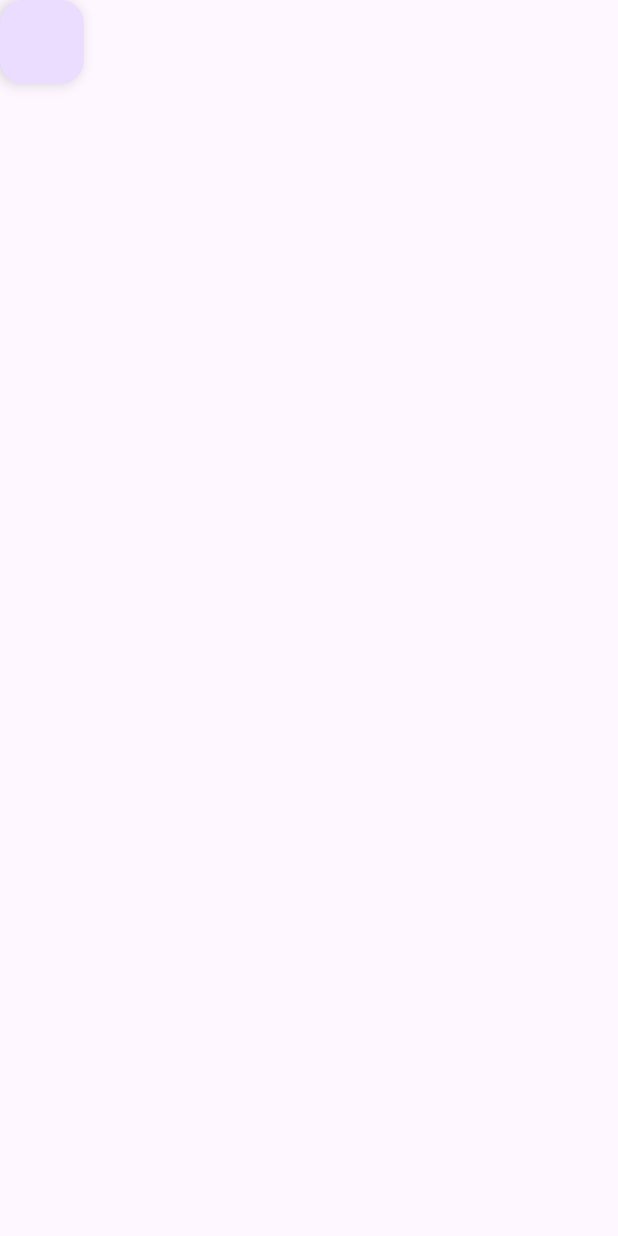
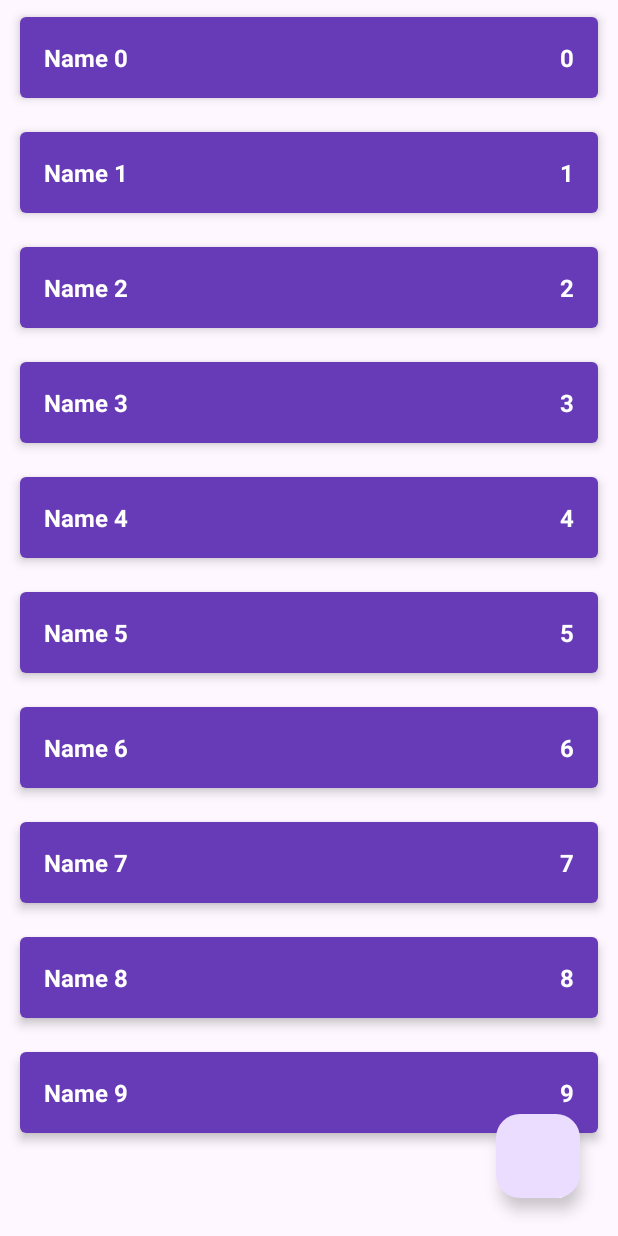
Before and after one commit to gipnozhard/ShoppingList, an Android app: the screen it shows after launch (MainActivity), on a phone screen of 412 x 824 dp. Run offline under Robolectric (Android 15) with nearby library versions, the phone set to English and light mode, and no system bars.

Commit message:
Реализация списков через LinearLayout

```diff
--- a/app/src/main/java/com/example/shoppinglist/data/ShopListRepositoryIml.kt
+++ b/app/src/main/java/com/example/shoppinglist/data/ShopListRepositoryIml.kt
@@ -8,8 +8,8 @@ import com.example.shoppinglist.domain.ShopListRepository
 object ShopListRepositoryIml: ShopListRepository {
 
     private val shopListLD = MutableLiveData<List<ShopItem>>()
-
-    private val shopList = mutableListOf<ShopItem>()
+    //private val shopList = mutableListOf<ShopItem>()
+    private val shopList = sortedSetOf<ShopItem>({ o1, o2 -> o1.id.compareTo(o2.id) })
     private var autoIncrementId = 0
 
     init {
--- a/app/src/main/java/com/example/shoppinglist/presentation/MainActivity.kt
+++ b/app/src/main/java/com/example/shoppinglist/presentation/MainActivity.kt
@@ -3,24 +3,52 @@ package com.example.shoppinglist.presentation
 import androidx.appcompat.app.AppCompatActivity
 import android.os.Bundle
 import android.util.Log
+import android.view.LayoutInflater
+import android.widget.LinearLayout
+import android.widget.TextView
 import androidx.lifecycle.ViewModelProvider
 import com.example.shoppinglist.R
+import com.example.shoppinglist.domain.ShopItem
 
 class MainActivity : AppCompatActivity() {
     private lateinit var viewModel: MainViewModel
+    private lateinit var llShopList: LinearLayout
 
-    private var count = 0
+    //private var count = 0
     override fun onCreate(savedInstanceState: Bundle?) {
         super.onCreate(savedInstanceState)
         setContentView(R.layout.activity_main)
+        llShopList = findViewById(R.id.ll_shop_list)
         viewModel = ViewModelProvider(this)[MainViewModel::class.java]
         viewModel.shopList.observe(this) {
-            Log.d("MainActivityTest", it.toString())
-            if (count == 0) {
+            //Log.d("MainActivityTest", it.toString())
+            /*if (count == 0) {
                 count++
                 val item = it[0]
                 viewModel.changeEnableState(item)
+            }*/
+            showList(it)
+        }
+    }
+
+    private fun showList(list: List<ShopItem>) {
+        llShopList.removeAllViews()
+        for (shopItem in list) {
+            val layoutId = if (shopItem.enabled) {
+                R.layout.item_shop_enabled
+            } else {
+                R.layout.item_shop_disabled
             }
+            val view = LayoutInflater.from(this).inflate(layoutId, llShopList, false)
+            val tvName = view.findViewById<TextView>(R.id.tv_name)
+            val tvCount = view.findViewById<TextView>(R.id.tv_count)
+            tvName.text = shopItem.name
+            tvCount.text = shopItem.count.toString()
+            view.setOnClickListener {
+                viewModel.changeEnableState(shopItem)
+                true
+            }
+            llShopList.addView(view)
         }
     }
 }
--- a/app/src/main/res/drawable/ic_add.xml
+++ b/app/src/main/res/drawable/ic_add.xml
@@ -1,5 +1,5 @@
-<vector android:height="24dp" android:tint="#000000"
+<vector android:height="35dp" android:tint="#EE0707"
     android:viewportHeight="24" android:viewportWidth="24"
-    android:width="24dp" xmlns:android="http://schemas.android.com/apk/res/android">
+    android:width="35dp" xmlns:android="http://schemas.android.com/apk/res/android">
     <path android:fillColor="@android:color/white" android:pathData="M19,13h-6v6h-2v-6H5v-2h6V5h2v6h6v2z"/>
 </vector>
--- a/app/src/main/res/layout/activity_main.xml
+++ b/app/src/main/res/layout/activity_main.xml
@@ -6,10 +6,24 @@
     android:layout_height="match_parent"
     tools:context=".presentation.MainActivity">
 
+    <ScrollView
+        android:layout_width="match_parent"
+        android:layout_height="match_parent"
+        tools:layout_editor_absoluteX="0dp"
+        tools:layout_editor_absoluteY="0dp">
+
+        <LinearLayout
+            android:id="@+id/ll_shop_list"
+            android:layout_width="match_parent"
+            android:layout_height="wrap_content"
+            android:orientation="vertical" />
+    </ScrollView>
+
     <androidx.recyclerview.widget.RecyclerView
         android:id="@+id/rv_shop_list"
         android:layout_width="0dp"
         android:layout_height="0dp"
+        android:visibility="gone"
         app:layoutManager="androidx.recyclerview.widget.LinearLayoutManager"
         app:layout_constraintBottom_toBottomOf="parent"
         app:layout_constraintEnd_toEndOf="parent"
@@ -23,13 +37,15 @@
         android:id="@+id/button_add_shop_item"
         android:layout_width="wrap_content"
         android:layout_height="wrap_content"
+        android:layout_marginEnd="25dp"
+        android:layout_marginBottom="25dp"
         android:clickable="true"
         android:contentDescription="Add new shop item"
         android:focusable="true"
+        app:layout_constraintBottom_toBottomOf="parent"
+        app:layout_constraintEnd_toEndOf="parent"
         tools:layout_constrainBottom_toBottomOf="parent"
         tools:layout_constrainEnd_toEndOf="parent"
-        tools:layout_editor_absoluteX="329dp"
-        tools:layout_editor_absoluteY="649dp"
         tools:srcCompat="@drawable/ic_add" />
 
 </androidx.constraintlayout.widget.ConstraintLayout>
```
